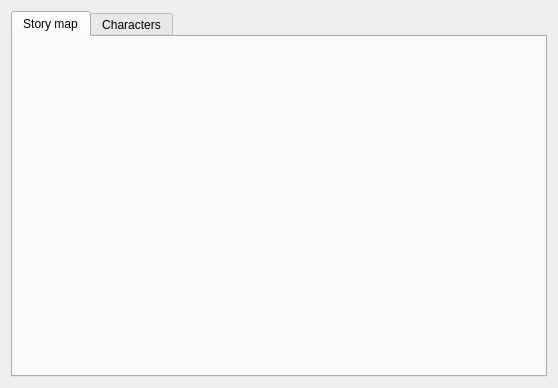
This is ui/reports_view.ui in zkovari/plotlyst as Qt 5 draws it before an edit. The edited form follows.
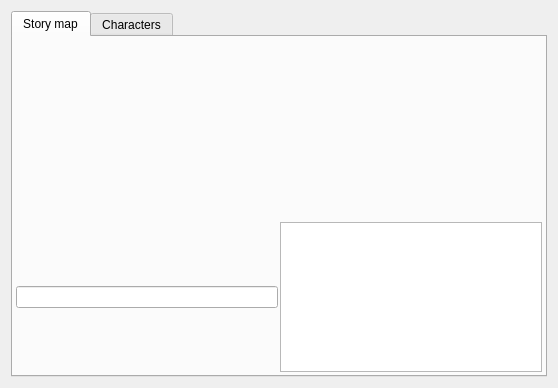
This is the edited form. Custom widgets are drawn as their Qt base class.

```diff
--- a/ui/reports_view.ui
+++ b/ui/reports_view.ui
@@ -23,6 +23,62 @@
       <attribute name="title">
        <string>Story map</string>
       </attribute>
+      <layout class="QVBoxLayout" name="verticalLayout_3">
+       <property name="spacing">
+        <number>3</number>
+       </property>
+       <property name="leftMargin">
+        <number>3</number>
+       </property>
+       <property name="topMargin">
+        <number>3</number>
+       </property>
+       <property name="rightMargin">
+        <number>3</number>
+       </property>
+       <property name="bottomMargin">
+        <number>3</number>
+       </property>
+       <item>
+        <layout class="QVBoxLayout" name="verticalLayout">
+         <property name="spacing">
+          <number>0</number>
+         </property>
+         <item>
+          <widget class="StoryLinesLinearMapWidget" name="storyLinesLinearMap" native="true"/>
+         </item>
+         <item>
+          <widget class="StoryLinesMapWidget" name="storyLinesMap" native="true"/>
+         </item>
+        </layout>
+       </item>
+       <item>
+        <layout class="QHBoxLayout" name="horizontalLayout">
+         <property name="spacing">
+          <number>2</number>
+         </property>
+         <item>
+          <widget class="QLineEdit" name="lineEdit"/>
+         </item>
+         <item>
+          <widget class="QListView" name="listView">
+           <property name="minimumSize">
+            <size>
+             <width>0</width>
+             <height>50</height>
+            </size>
+           </property>
+           <property name="maximumSize">
+            <size>
+             <width>16777215</width>
+             <height>150</height>
+            </size>
+           </property>
+          </widget>
+         </item>
+        </layout>
+       </item>
+      </layout>
      </widget>
      <widget class="QWidget" name="tabCharacters">
       <attribute name="title">
@@ -33,6 +89,20 @@
    </item>
   </layout>
  </widget>
+ <customwidgets>
+  <customwidget>
+   <class>StoryLinesMapWidget</class>
+   <extends>QWidget</extends>
+   <header>novel_outliner.view.widget.story_map</header>
+   <container>1</container>
+  </customwidget>
+  <customwidget>
+   <class>StoryLinesLinearMapWidget</class>
+   <extends>QWidget</extends>
+   <header>novel_outliner.view.widget.story_map</header>
+   <container>1</container>
+  </customwidget>
+ </customwidgets>
  <resources/>
  <connections/>
 </ui>
```
